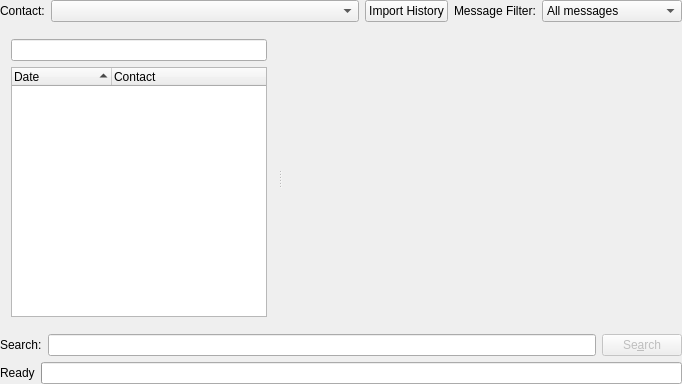
Before: the Qt Designer form plugins/history/historyviewer.ui in KDE/kopete, drawn with Qt 5.
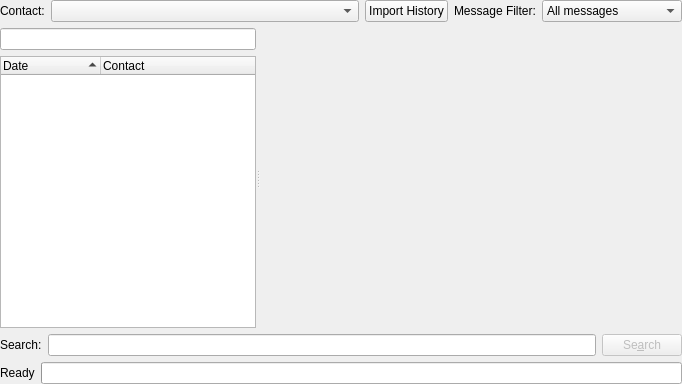
After: the same form once the commit is applied. Custom widgets are drawn as their Qt base class.

What changed in the file:
```diff
--- a/plugins/history/historyviewer.ui
+++ b/plugins/history/historyviewer.ui
@@ -198,7 +198,6 @@
    </item>
   </layout>
  </widget>
- <layoutdefault spacing="6" margin="11" />
   <customwidgets>
   <customwidget>
    <class>KComboBox</class>
```
